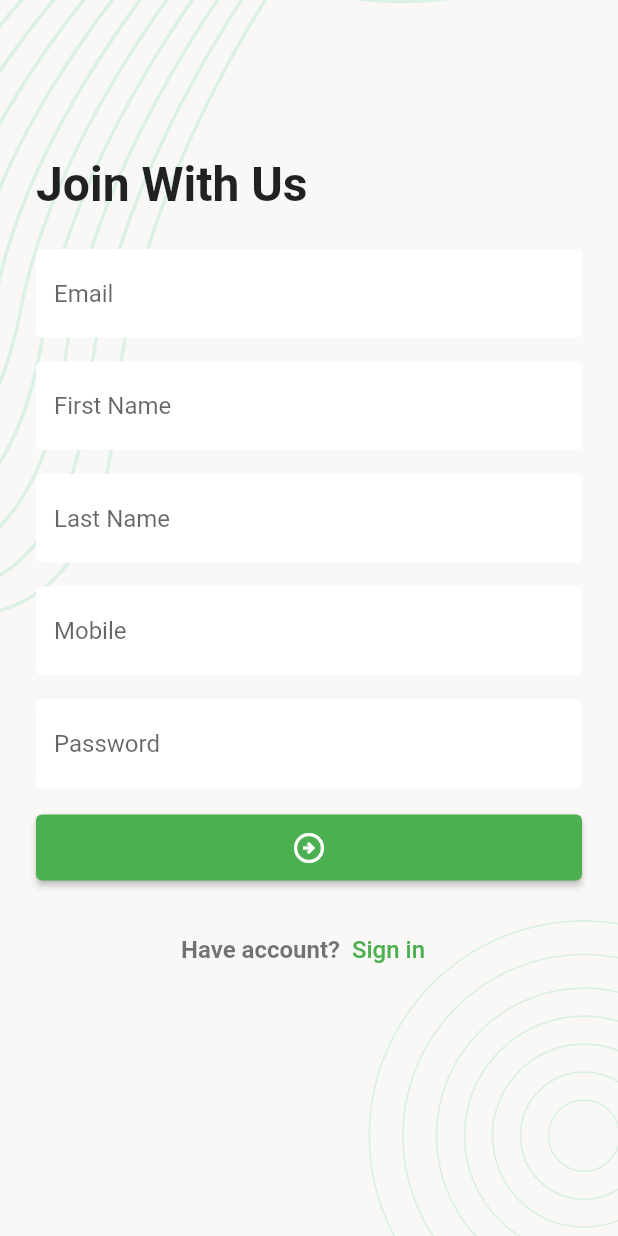
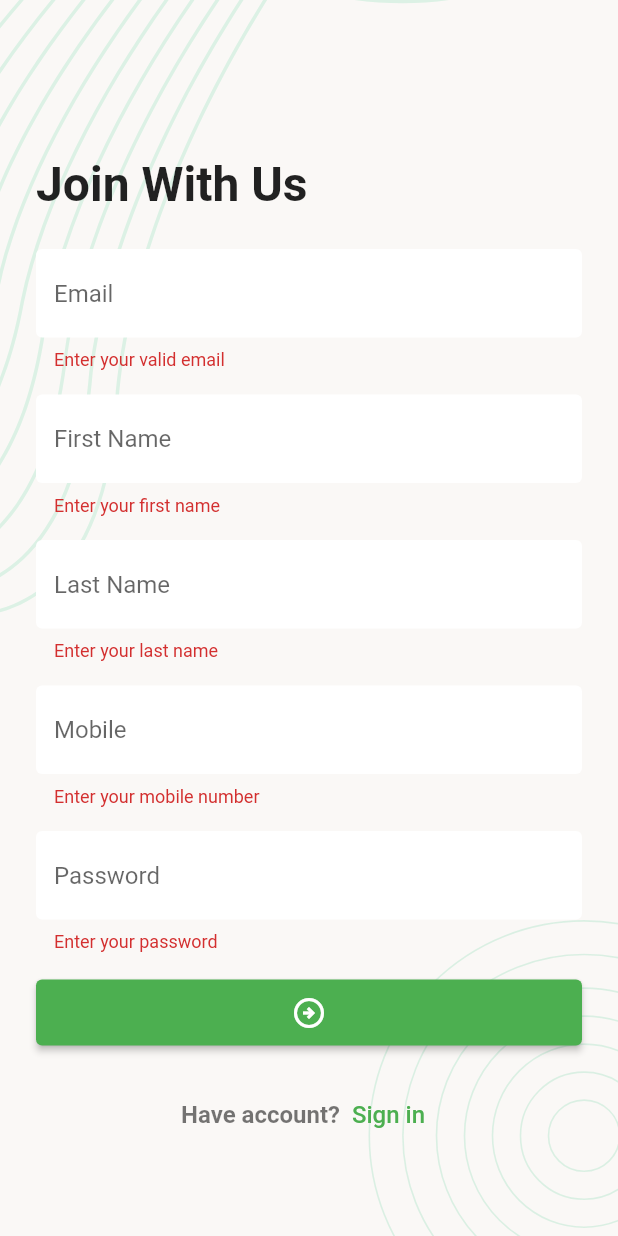
Before and after one commit to Minhaj-Mahim/task_manager_app, a Flutter app: the SignUpScreen screen opened directly, after a tap on the "arrow circle right" icon, on a phone screen of 412 x 824 dp. Run offline on Flutter 3.47's test engine with Material 2 defaults, Android fonts, the phone set to English and light mode, and no system bars; our stand-ins replace flutter_svg, pin_code_fields.

Commit message:
initial commit

```diff
--- /dev/null
+++ b/lib/data/data.network_caller/network_response.dart
@@ -0,0 +1,12 @@
+class NetworkResponse {
+  final int? statusCode;
+  final bool isSuccess;
+  final dynamic jsonResponse;
+  final String? errorMessage;
+
+  NetworkResponse(
+      {this.statusCode = -1,
+        required this.isSuccess,
+        this.jsonResponse,
+        this.errorMessage = 'Something went wrong!'});
+}
--- /dev/null
+++ b/lib/data/data.utility/urls.dart
@@ -0,0 +1,4 @@
+class Urls{
+  static const String _baseUrl = 'https://task.teamrabbil.com/api/v1';
+  static const String registration = '$_baseUrl/registration';
+}
--- a/lib/ui/screens/sign_up_screen.dart
+++ b/lib/ui/screens/sign_up_screen.dart
@@ -1,5 +1,9 @@
 import 'package:flutter/material.dart';
+import 'package:task_manager_app/data/data.network_caller/network_caller.dart';
+import 'package:task_manager_app/data/data.network_caller/network_response.dart';
+import 'package:task_manager_app/data/data.utility/urls.dart';
 import 'package:task_manager_app/ui/widgets/body_background.dart';
+import 'package:task_manager_app/ui/widgets/snack_message.dart';
 
 class SignUpScreen extends StatefulWidget {
   const SignUpScreen({super.key});
@@ -9,6 +13,15 @@ class SignUpScreen extends StatefulWidget {
 }
 
 class _SignUpScreenState extends State<SignUpScreen> {
+  final TextEditingController _emailTEController = TextEditingController();
+  final TextEditingController _firstNameTEController = TextEditingController();
+  final TextEditingController _lastNameTEController = TextEditingController();
+  final TextEditingController _mobileTEController = TextEditingController();
+  final TextEditingController _passwordTEController = TextEditingController();
+  final GlobalKey<FormState> _formKey = GlobalKey<FormState>();
+
+  bool _signUpInProgress = false;
+
   @override
   Widget build(BuildContext context) {
     return Scaffold(
@@ -17,6 +30,8 @@ class _SignUpScreenState extends State<SignUpScreen> {
           child: Padding(
             padding: const EdgeInsets.all(24.0),
             child: SingleChildScrollView(
+              child: Form(
+                key: _formKey,
                 child: Column(
                   crossAxisAlignment: CrossAxisAlignment.start,
                   children: [
@@ -31,53 +46,96 @@ class _SignUpScreenState extends State<SignUpScreen> {
                       height: 24,
                     ),
                     TextFormField(
+                      controller: _emailTEController,
                       keyboardType: TextInputType.emailAddress,
                       decoration: const InputDecoration(
                         hintText: 'Email',
                       ),
+                      validator: (String? value) {
+                        //todo - validate the email address with regex
+                        if (value?.trim().isEmpty ?? true) {
+                          return 'Enter your valid email';
+                        }
+                        return null;
+                      },
                     ),
                     const SizedBox(
                       height: 16,
                     ),
                     TextFormField(
+                      controller: _firstNameTEController,
                       decoration: const InputDecoration(
                         hintText: 'First Name',
                       ),
+                      validator: (String? value) {
+                        if (value?.trim().isEmpty ?? true) {
+                          return 'Enter your first name';
+                        }
+                        return null;
+                      },
                     ),
                     const SizedBox(
                       height: 16,
                     ),
                     TextFormField(
+                        controller: _lastNameTEController,
                         decoration: const InputDecoration(
                           hintText: 'Last Name',
                         ),
-                  ),
+                        validator: (String? value) {
+                          if (value?.trim().isEmpty ?? true) {
+                            return 'Enter your last name';
+                          }
+                          return null;
+                        }),
                     const SizedBox(
                       height: 16,
                     ),
                     TextFormField(
+                        controller: _mobileTEController,
                         keyboardType: TextInputType.number,
                         decoration: const InputDecoration(
                           hintText: 'Mobile',
                         ),
-                  ),
+                        validator: (String? value) {
+                          //todo - validate the mobile with 11 digits
+                          if (value?.trim().isEmpty ?? true) {
+                            return 'Enter your mobile number';
+                          }
+                          return null;
+                        }),
                     const SizedBox(
                       height: 16,
                     ),
                     TextFormField(
+                        controller: _passwordTEController,
                         obscureText: true,
                         decoration: const InputDecoration(
                           hintText: 'Password',
                         ),
-                  ),
+                        validator: (String? value) {
+                          if ((value?.trim().isEmpty ?? true)) {
+                            return 'Enter your password';
+                          }
+                          if (value!.length < 6) {
+                            return 'Enter password more than 6 letters';
+                          }
+                          return null;
+                        }),
                     const SizedBox(
                       height: 16,
                     ),
                     SizedBox(
                       width: double.infinity,
+                      child: Visibility(
+                        visible: _signUpInProgress == false,
+                        replacement: const Center(
+                          child: CircularProgressIndicator(),
+                        ),
                         child: ElevatedButton(
-                      onPressed: () {},
+                          onPressed: _signup,
                           child: const Icon(Icons.arrow_circle_right_outlined),
+                        ),
                       ),
                     ),
                     const SizedBox(
@@ -113,6 +171,66 @@ class _SignUpScreenState extends State<SignUpScreen> {
             ),
           ),
         ),
+      ),
+    );
+  }
+
+  Future<void> _signup() async {
+    if (_formKey.currentState!.validate()) {
+      _signUpInProgress = true;
+      if(mounted){
+        setState(() {});
+      }
+      final NetworkResponse response =
+      await NetworkCaller()
+          .postRequest(Urls.registration, body: {
+        "email": _emailTEController.text.trim(),
+        "firstName":_firstNameTEController.text.trim(),
+        "lastName":_lastNameTEController.text.trim(),
+        "mobile":_mobileTEController.text.trim(),
+        "password": _passwordTEController.text,
+      });
+      _signUpInProgress = false;
+      if(mounted){
+        setState(() {});
+      }
+      if (response.isSuccess) {
+        _clearTextFields();
+        if (mounted) {
+          showSnackMessage(
+              context,
+              'Account has been created\n'
+                  'Please login into your account'
+          );
+        } else{
+          if (mounted) {
+            showSnackMessage(
+              context,
+              'Account creation failed!\n'
+                  'Please try again',
+              true,
             );
           }
         }
+      }
+    }
+  }
+
+  void _clearTextFields(){
+    _emailTEController.clear();
+    _firstNameTEController.clear();
+    _lastNameTEController.clear();
+    _mobileTEController.clear();
+    _passwordTEController.clear();
+  }
+
+  @override
+  void dispose() {
+    _emailTEController.dispose();
+    _firstNameTEController.dispose();
+    _lastNameTEController.dispose();
+    _mobileTEController.dispose();
+    _passwordTEController.dispose();
+    super.dispose();
+  }
+}
--- a/pubspec.yaml
+++ b/pubspec.yaml
@@ -14,6 +14,7 @@ dependencies:
   cupertino_icons: ^1.0.2
   flutter_svg: ^2.0.9
   pin_code_fields: ^8.0.1
+  http: ^1.1.0
 
 dev_dependencies:
   flutter_test:
```
Also changed, not shown: lib/data/data.network_caller/network_caller.dart (added, +37 -0 lines), lib/ui/widgets/snack_message.dart (added, +11 -0 lines), pubspec.lock. Lines whose indentation alone changed are shown as unchanged.
